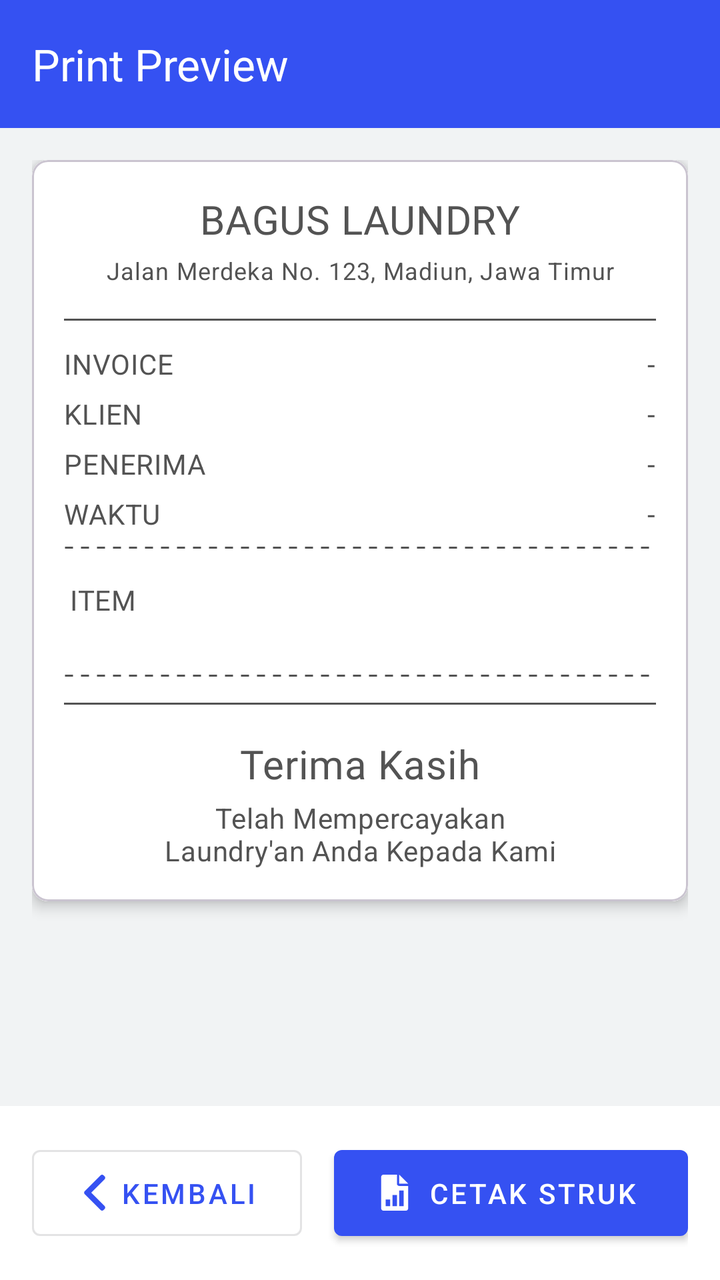
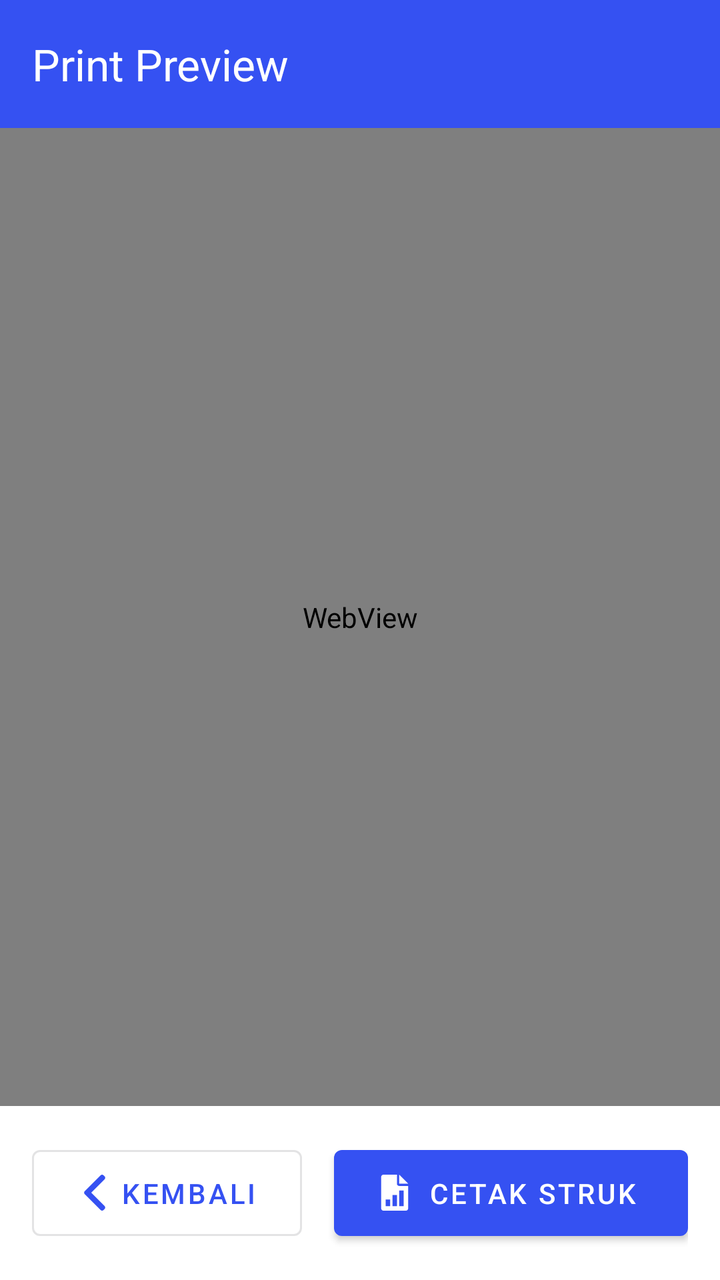

Two renders of the same Android screen: before a commit and after it. Below are the layout's source before the change and the commit's diff.
<!-- AndroidManifest.xml: application theme Theme.BAGUSLAUNDRY -->
<!-- res/layout/fragment_print_preview_rental.xml -->
<?xml version="1.0" encoding="utf-8"?>
<LinearLayout
    xmlns:android="http://schemas.android.com/apk/res/android"
    xmlns:app="http://schemas.android.com/apk/res-auto"
    xmlns:tools="http://schemas.android.com/tools"
    android:layout_width="match_parent"
    android:layout_height="match_parent"
    android:orientation="vertical"
    android:background="@color/white"
    tools:context=".ui.user.transaksi_rental.PrintPreviewRentalFragment">

    <com.google.android.material.appbar.AppBarLayout
        android:layout_width="match_parent"
        android:layout_height="wrap_content">

        <com.google.android.material.appbar.MaterialToolbar
            android:id="@+id/toolbar"
            android:layout_width="match_parent"
            android:layout_height="?attr/actionBarSize"
            android:background="?attr/colorPrimary"
            app:title="Print Preview"
            app:navigationIconTint="@color/white"
            app:titleTextColor="?attr/colorOnPrimary"/>
    </com.google.android.material.appbar.AppBarLayout>

    <FrameLayout
        android:layout_width="match_parent"
        android:layout_height="0dp"
        android:layout_weight="1">

        <ScrollView
            android:id="@+id/scrollView"
            android:layout_width="match_parent"
            android:layout_height="match_parent"
            android:background="@color/background"
            android:padding="16dp">

            <com.google.android.material.card.MaterialCardView
                android:id="@+id/receipt_card"
                android:layout_width="match_parent"
                android:layout_height="wrap_content"
                android:layout_gravity="center_horizontal"
                app:cardCornerRadius="8dp"
                app:cardElevation="4dp"
                app:cardBackgroundColor="@color/white">

                <include
                    android:id="@+id/receipt_layout_include"
                    layout="@layout/layout_reciept_preview_rental"/>
            </com.google.android.material.card.MaterialCardView>
        </ScrollView>

        <ProgressBar
            android:id="@+id/progressBar"
            android:layout_width="wrap_content"
            android:layout_height="wrap_content"
            android:layout_gravity="center"
            android:visibility="gone"
            android:indeterminateTint="@color/blue500"
            android:layout_margin="16dp"/>
    </FrameLayout>

    <LinearLayout
        android:layout_width="match_parent"
        android:layout_height="wrap_content"
        android:gravity="center_vertical"
        android:orientation="horizontal"
        android:paddingHorizontal="16dp"
        android:paddingTop="16dp"
        android:paddingBottom="16dp">

        <com.google.android.material.button.MaterialButton
            android:id="@+id/back_button"
            style="@style/Widget.MaterialComponents.Button.OutlinedButton"
            android:layout_width="0dp"
            android:layout_height="wrap_content"
            android:layout_marginEnd="8dp"
            android:layout_weight="1.3"
            android:paddingVertical="12dp"
            android:text="Kembali"
            app:icon="@drawable/back"
            app:iconGravity="textStart" />

        <com.google.android.material.button.MaterialButton
            android:id="@+id/print_button"
            style="@style/Widget.MaterialComponents.Button.Icon"
            android:layout_width="0dp"
            android:layout_height="wrap_content"
            android:layout_marginStart="8dp"
            android:layout_weight="1.7"
            android:paddingVertical="12dp"
            android:text="Cetak Struk"
            app:icon="@drawable/report"
            app:iconGravity="textStart" />

    </LinearLayout>

</LinearLayout>
<!-- res/layout/layout_reciept_preview_rental.xml (included above) -->
<?xml version="1.0" encoding="utf-8"?>
<ScrollView xmlns:android="http://schemas.android.com/apk/res/android"
    xmlns:tools="http://schemas.android.com/tools"
    android:layout_width="match_parent"
    android:layout_height="wrap_content"
    android:background="@color/white"
    android:padding="16dp"> <LinearLayout
        android:layout_width="match_parent"
        android:layout_height="wrap_content"
        android:orientation="vertical"
        android:fontFamily="@font/inter">

        <TextView
            android:id="@+id/text_store_name"
            android:layout_width="match_parent"
            android:layout_height="wrap_content"
            android:text="BAGUS LAUNDRY"
            android:gravity="center"
            android:textAppearance="?attr/textAppearanceHeadline6"
            android:textColor="@color/gray900"
            android:fontFamily="@font/inter_bold"
            android:layout_marginBottom="4dp" />

        <TextView
            android:id="@+id/text_store_address"
            android:layout_width="match_parent"
            android:layout_height="wrap_content"
            android:text="Jalan Merdeka No. 123, Madiun, Jawa Timur"
            android:gravity="center"
            android:textAppearance="?attr/textAppearanceCaption"
            android:textColor="@color/gray900"
            android:layout_marginBottom="16dp" />

        <View
            android:layout_width="match_parent"
            android:layout_height="1dp"
            android:background="@color/gray900"
            android:layout_marginBottom="12dp" />

        <LinearLayout
            android:layout_width="match_parent"
            android:layout_height="wrap_content"
            android:orientation="horizontal"
            android:layout_marginBottom="6dp">
            <TextView
                android:layout_width="0dp"
                android:layout_height="wrap_content"
                android:layout_weight="1"
                android:text="INVOICE"
                android:textAppearance="?attr/textAppearanceBody2"
                android:textColor="@color/gray900" />
            <TextView
                android:id="@+id/text_invoice_number"
                android:layout_width="wrap_content"
                android:layout_height="wrap_content"
                android:text="-"
                android:textAppearance="?attr/textAppearanceBody2"
                android:textColor="@color/gray900"
                android:fontFamily="@font/inter_semibold"/>
        </LinearLayout>

        <LinearLayout
            android:layout_width="match_parent"
            android:layout_height="wrap_content"
            android:orientation="horizontal"
            android:layout_marginBottom="6dp">
            <TextView
                android:layout_width="0dp"
                android:layout_height="wrap_content"
                android:layout_weight="1"
                android:text="KLIEN"
                android:textAppearance="?attr/textAppearanceBody2"
                android:textColor="@color/gray900" />
            <TextView
                android:id="@+id/text_client_name"
                android:layout_width="wrap_content"
                android:layout_height="wrap_content"
                android:text="-"
                android:textAppearance="?attr/textAppearanceBody2"
                android:textColor="@color/gray900"
                android:fontFamily="@font/inter_semibold"/>
        </LinearLayout>
    <LinearLayout
            android:layout_width="match_parent"
            android:layout_height="wrap_content"
            android:orientation="horizontal"
            android:layout_marginBottom="6dp">
            <TextView
                android:layout_width="0dp"
                android:layout_height="wrap_content"
                android:layout_weight="1"
                android:text="PENERIMA"
                android:textAppearance="?attr/textAppearanceBody2"
                android:textColor="@color/gray900" />
            <TextView
                android:id="@+id/text_penerima"
                android:layout_width="wrap_content"
                android:layout_height="wrap_content"
                android:text="-"
                android:textAppearance="?attr/textAppearanceBody2"
                android:textColor="@color/gray900"
                android:fontFamily="@font/inter_semibold"/>
        </LinearLayout>

        <LinearLayout
            android:layout_width="match_parent"
            android:layout_height="wrap_content"
            android:orientation="horizontal"
            android:layout_marginBottom="6dp">
            <TextView
                android:layout_width="0dp"
                android:layout_height="wrap_content"
                android:layout_weight="1"
                android:text="WAKTU "
                android:textAppearance="?attr/textAppearanceBody2"
                android:textColor="@color/gray900" />
            <TextView
                android:id="@+id/text_order_date"
                android:layout_width="wrap_content"
                android:layout_height="wrap_content"
                android:text="-"
                android:textAppearance="?attr/textAppearanceBody2"
                android:textColor="@color/gray900" />
        </LinearLayout>

    <View
            android:layout_width="match_parent"
            android:layout_height="3dp"
            android:background="@drawable/dashed_line"
            android:layout_marginBottom="12dp" />

        <LinearLayout
            android:layout_width="match_parent"
            android:layout_height="wrap_content"
            android:orientation="horizontal"
            android:layout_marginBottom="8dp"
            android:paddingBottom="4dp">
            <TextView
                android:layout_width="0dp"
                android:layout_height="wrap_content"
                android:layout_weight="3"
                android:text="ITEM "
                android:padding="3dp"
                android:textAppearance="?attr/textAppearanceBody2"
                android:textColor="@color/gray900"
                android:fontFamily="@font/inter_semibold"/>
        </LinearLayout>

        <LinearLayout
            android:id="@+id/layout_item_list"
            android:layout_width="match_parent"
            android:layout_height="wrap_content"
            android:orientation="vertical"
            android:layout_marginBottom="12dp">
            </LinearLayout>

        <View
            android:layout_width="match_parent"
            android:layout_height="3dp"
            android:background="@drawable/dashed_line"
            android:layout_marginBottom="12dp" />

    <LinearLayout
            android:id="@+id/layout_notes"
            android:layout_width="match_parent"
            android:layout_height="wrap_content"
            android:orientation="vertical"
            android:layout_marginBottom="20dp"
            android:visibility="gone">

            <TextView
                android:id="@+id/text_notes_label"
                android:layout_width="match_parent"
                android:layout_height="wrap_content"
                android:text="CATATAN"
                android:textAppearance="?attr/textAppearanceBody2"
                android:textColor="@color/gray900"
                android:fontFamily="@font/inter_semibold"
                android:layout_marginBottom="4dp"/>

            <TextView
                android:id="@+id/text_notes"
                android:layout_width="match_parent"
                android:layout_height="wrap_content"
                android:text="-"
                android:textAppearance="?attr/textAppearanceBody2"
                android:textColor="@color/gray900"
                android:padding="5dp"/>

        </LinearLayout>

        <View
            android:layout_width="match_parent"
            android:layout_height="1dp"
            android:background="@color/gray900"
            android:layout_marginBottom="16dp" />

        <TextView
            android:layout_width="match_parent"
            android:layout_height="wrap_content"
            android:text="Terima Kasih"
            android:gravity="center"
            android:textAppearance="?attr/textAppearanceHeadline6"
            android:textColor="@color/gray900"
            android:fontFamily="@font/inter_bold"
            android:layout_marginBottom="4dp" />

        <TextView
            android:layout_width="match_parent"
            android:layout_height="wrap_content"
            android:text="Telah Mempercayakan\nLaundry'an Anda Kepada Kami"
            android:gravity="center"
            android:textAppearance="?attr/textAppearanceBody2"
            android:textColor="@color/gray900"
            android:fontStyle="italic" />

    </LinearLayout>
</ScrollView>
<!-- resources referenced by this layout -->
<resources>
  <color name="background">#F1F3F4</color>
  <color name="blue500">#5596FB</color>
  <color name="gray900">#535353</color>
  <color name="white">#FFFFFF</color>
  <!-- drawable back (drawable) -->
  <vector xmlns:android="http://schemas.android.com/apk/res/android"
      android:width="512dp"
      android:height="512dp"
      android:viewportWidth="492"
      android:viewportHeight="492">
    <path
        android:pathData="M198.61,246.1 L382.66,62.04c5.07,-5.06 7.86,-11.82 7.86,-19.02 0,-7.21 -2.79,-13.97 -7.86,-19.03l-16.13,-16.12C361.48,2.79 354.71,0 347.5,0s-13.96,2.79 -19.03,7.86L109.33,227.01c-5.08,5.08 -7.87,11.87 -7.85,19.08 -0.02,7.25 2.76,14.03 7.85,19.11l218.94,218.93c5.06,5.07 11.82,7.86 19.03,7.86 7.21,0 13.96,-2.79 19.03,-7.86l16.12,-16.12c10.49,-10.49 10.49,-27.57 0,-38.06L198.61,246.1z"
        android:fillColor="#283954"/>
  </vector>
  <!-- drawable dashed_line (drawable) -->
  <?xml version="1.0" encoding="utf-8"?>
  <shape xmlns:android="http://schemas.android.com/apk/res/android"
      android:shape="line">
      <stroke
          android:width="1dp"
          android:color="@color/gray900"
          android:dashWidth="4dp"
          android:dashGap="4dp" />
  </shape>
  <!-- drawable report (drawable) -->
  <vector xmlns:android="http://schemas.android.com/apk/res/android"
      android:width="512dp"
      android:height="512dp"
      android:viewportWidth="512"
      android:viewportHeight="512">
    <path
        android:pathData="M320,0v128h128z"
        android:fillColor="#4472ff"/>
    <path
        android:pathData="M320,160c-17.63,0 -32,-14.37 -32,-32L288,0L96,0C78.37,0 64,14.37 64,32v448c0,17.66 14.37,32 32,32h320c17.66,0 32,-14.34 32,-32L448,160L320,160zM192,448h-64v-96h64v96zM288,448h-64L224,288h64v160zM384,448h-64L320,224h64v224z"
        android:fillColor="#4472ff"/>
  </vector>
  <style name="Theme.BAGUSLAUNDRY" parent="Base.Theme.BAGUSLAUNDRY" />
  <style name="Base.Theme.BAGUSLAUNDRY" parent="Theme.Material3.Light.NoActionBar">
          
          <item name="colorPrimary">@color/primary</item>
           <item name="colorAccent">@color/secondary</item>
      </style>
  <color name="primary">#3551F2</color>
  <color name="secondary">#536AF4</color>
</resources>

<!-- the commit's change to res/layout/fragment_print_preview_rental.xml (unified diff, before → after) -->
@@ -1,13 +1,10 @@
 <?xml version="1.0" encoding="utf-8"?>
-<LinearLayout
-    xmlns:android="http://schemas.android.com/apk/res/android"
+<LinearLayout xmlns:android="http://schemas.android.com/apk/res/android"
     xmlns:app="http://schemas.android.com/apk/res-auto"
-    xmlns:tools="http://schemas.android.com/tools"
     android:layout_width="match_parent"
     android:layout_height="match_parent"
-    android:orientation="vertical"
     android:background="@color/white"
-    tools:context=".ui.user.transaksi_rental.PrintPreviewRentalFragment">
+    android:orientation="vertical">
 
     <com.google.android.material.appbar.AppBarLayout
         android:layout_width="match_parent"
@@ -19,45 +16,31 @@
             android:layout_height="?attr/actionBarSize"
             android:background="?attr/colorPrimary"
             app:title="Print Preview"
-            app:navigationIconTint="@color/white"
-            app:titleTextColor="?attr/colorOnPrimary"/>
+            app:titleTextColor="?attr/colorOnPrimary" />
     </com.google.android.material.appbar.AppBarLayout>
+
 
     <FrameLayout
         android:layout_width="match_parent"
         android:layout_height="0dp"
         android:layout_weight="1">
 
-        <ScrollView
-            android:id="@+id/scrollView"
-            android:layout_width="match_parent"
-            android:layout_height="match_parent"
-            android:background="@color/background"
-            android:padding="16dp">
+        <WebView
+        android:id="@+id/receiptWebView"
+        android:layout_width="match_parent"
+        android:layout_height="match_parent"
+        android:layout_weight="1"
+        android:background="#FFFFFF" />
 
-            <com.google.android.material.card.MaterialCardView
-                android:id="@+id/receipt_card"
-                android:layout_width="match_parent"
-                android:layout_height="wrap_content"
-                android:layout_gravity="center_horizontal"
-                app:cardCornerRadius="8dp"
-                app:cardElevation="4dp"
-                app:cardBackgroundColor="@color/white">
-
-                <include
-                    android:id="@+id/receipt_layout_include"
-                    layout="@layout/layout_reciept_preview_rental"/>
-            </com.google.android.material.card.MaterialCardView>
-        </ScrollView>
-
+        
         <ProgressBar
             android:id="@+id/progressBar"
             android:layout_width="wrap_content"
             android:layout_height="wrap_content"
             android:layout_gravity="center"
-            android:visibility="gone"
+            android:layout_margin="16dp"
             android:indeterminateTint="@color/blue500"
-            android:layout_margin="16dp"/>
+            android:visibility="gone" />
     </FrameLayout>
 
     <LinearLayout
@@ -96,222 +79,3 @@
     </LinearLayout>
 
 </LinearLayout>
-<!-- res/layout/layout_reciept_preview_rental.xml (included above) -->
-<?xml version="1.0" encoding="utf-8"?>
-<ScrollView xmlns:android="http://schemas.android.com/apk/res/android"
-    xmlns:tools="http://schemas.android.com/tools"
-    android:layout_width="match_parent"
-    android:layout_height="wrap_content"
-    android:background="@color/white"
-    android:padding="16dp"> <LinearLayout
-        android:layout_width="match_parent"
-        android:layout_height="wrap_content"
-        android:orientation="vertical"
-        android:fontFamily="@font/inter">
-
-        <TextView
-            android:id="@+id/text_store_name"
-            android:layout_width="match_parent"
-            android:layout_height="wrap_content"
-            android:text="BAGUS LAUNDRY"
-            android:gravity="center"
-            android:textAppearance="?attr/textAppearanceHeadline6"
-            android:textColor="@color/gray900"
-            android:fontFamily="@font/inter_bold"
-            android:layout_marginBottom="4dp" />
-
-        <TextView
-            android:id="@+id/text_store_address"
-            android:layout_width="match_parent"
-            android:layout_height="wrap_content"
-            android:text="Jalan Merdeka No. 123, Madiun, Jawa Timur"
-            android:gravity="center"
-            android:textAppearance="?attr/textAppearanceCaption"
-            android:textColor="@color/gray900"
-            android:layout_marginBottom="16dp" />
-
-        <View
-            android:layout_width="match_parent"
-            android:layout_height="1dp"
-            android:background="@color/gray900"
-            android:layout_marginBottom="12dp" />
-
-        <LinearLayout
-            android:layout_width="match_parent"
-            android:layout_height="wrap_content"
-            android:orientation="horizontal"
-            android:layout_marginBottom="6dp">
-            <TextView
-                android:layout_width="0dp"
-                android:layout_height="wrap_content"
-                android:layout_weight="1"
-                android:text="INVOICE"
-                android:textAppearance="?attr/textAppearanceBody2"
-                android:textColor="@color/gray900" />
-            <TextView
-                android:id="@+id/text_invoice_number"
-                android:layout_width="wrap_content"
-                android:layout_height="wrap_content"
-                android:text="-"
-                android:textAppearance="?attr/textAppearanceBody2"
-                android:textColor="@color/gray900"
-                android:fontFamily="@font/inter_semibold"/>
-        </LinearLayout>
-
-        <LinearLayout
-            android:layout_width="match_parent"
-            android:layout_height="wrap_content"
-            android:orientation="horizontal"
-            android:layout_marginBottom="6dp">
-            <TextView
-                android:layout_width="0dp"
-                android:layout_height="wrap_content"
-                android:layout_weight="1"
-                android:text="KLIEN"
-                android:textAppearance="?attr/textAppearanceBody2"
-                android:textColor="@color/gray900" />
-            <TextView
-                android:id="@+id/text_client_name"
-                android:layout_width="wrap_content"
-                android:layout_height="wrap_content"
-                android:text="-"
-                android:textAppearance="?attr/textAppearanceBody2"
-                android:textColor="@color/gray900"
-                android:fontFamily="@font/inter_semibold"/>
-        </LinearLayout>
-    <LinearLayout
-            android:layout_width="match_parent"
-            android:layout_height="wrap_content"
-            android:orientation="horizontal"
-            android:layout_marginBottom="6dp">
-            <TextView
-                android:layout_width="0dp"
-                android:layout_height="wrap_content"
-                android:layout_weight="1"
-                android:text="PENERIMA"
-                android:textAppearance="?attr/textAppearanceBody2"
-                android:textColor="@color/gray900" />
-            <TextView
-                android:id="@+id/text_penerima"
-                android:layout_width="wrap_content"
-                android:layout_height="wrap_content"
-                android:text="-"
-                android:textAppearance="?attr/textAppearanceBody2"
-                android:textColor="@color/gray900"
-                android:fontFamily="@font/inter_semibold"/>
-        </LinearLayout>
-
-        <LinearLayout
-            android:layout_width="match_parent"
-            android:layout_height="wrap_content"
-            android:orientation="horizontal"
-            android:layout_marginBottom="6dp">
-            <TextView
-                android:layout_width="0dp"
-                android:layout_height="wrap_content"
-                android:layout_weight="1"
-                android:text="WAKTU "
-                android:textAppearance="?attr/textAppearanceBody2"
-                android:textColor="@color/gray900" />
-            <TextView
-                android:id="@+id/text_order_date"
-                android:layout_width="wrap_content"
-                android:layout_height="wrap_content"
-                android:text="-"
-                android:textAppearance="?attr/textAppearanceBody2"
-                android:textColor="@color/gray900" />
-        </LinearLayout>
-
-    <View
-            android:layout_width="match_parent"
-            android:layout_height="3dp"
-            android:background="@drawable/dashed_line"
-            android:layout_marginBottom="12dp" />
-
-        <LinearLayout
-            android:layout_width="match_parent"
-            android:layout_height="wrap_content"
-            android:orientation="horizontal"
-            android:layout_marginBottom="8dp"
-            android:paddingBottom="4dp">
-            <TextView
-                android:layout_width="0dp"
-                android:layout_height="wrap_content"
-                android:layout_weight="3"
-                android:text="ITEM "
-                android:padding="3dp"
-                android:textAppearance="?attr/textAppearanceBody2"
-                android:textColor="@color/gray900"
-                android:fontFamily="@font/inter_semibold"/>
-        </LinearLayout>
-
-        <LinearLayout
-            android:id="@+id/layout_item_list"
-            android:layout_width="match_parent"
-            android:layout_height="wrap_content"
-            android:orientation="vertical"
-            android:layout_marginBottom="12dp">
-            </LinearLayout>
-
-        <View
-            android:layout_width="match_parent"
-            android:layout_height="3dp"
-            android:background="@drawable/dashed_line"
-            android:layout_marginBottom="12dp" />
-
-    <LinearLayout
-            android:id="@+id/layout_notes"
-            android:layout_width="match_parent"
-            android:layout_height="wrap_content"
-            android:orientation="vertical"
-            android:layout_marginBottom="20dp"
-            android:visibility="gone">
-
-            <TextView
-                android:id="@+id/text_notes_label"
-                android:layout_width="match_parent"
-                android:layout_height="wrap_content"
-                android:text="CATATAN"
-                android:textAppearance="?attr/textAppearanceBody2"
-                android:textColor="@color/gray900"
-                android:fontFamily="@font/inter_semibold"
-                android:layout_marginBottom="4dp"/>
-
-            <TextView
-                android:id="@+id/text_notes"
-                android:layout_width="match_parent"
-                android:layout_height="wrap_content"
-                android:text="-"
-                android:textAppearance="?attr/textAppearanceBody2"
-                android:textColor="@color/gray900"
-                android:padding="5dp"/>
-
-        </LinearLayout>
-
-        <View
-            android:layout_width="match_parent"
-            android:layout_height="1dp"
-            android:background="@color/gray900"
-            android:layout_marginBottom="16dp" />
-
-        <TextView
-            android:layout_width="match_parent"
-            android:layout_height="wrap_content"
-            android:text="Terima Kasih"
-            android:gravity="center"
-            android:textAppearance="?attr/textAppearanceHeadline6"
-            android:textColor="@color/gray900"
-            android:fontFamily="@font/inter_bold"
-            android:layout_marginBottom="4dp" />
-
-        <TextView
-            android:layout_width="match_parent"
-            android:layout_height="wrap_content"
-            android:text="Telah Mempercayakan\nLaundry'an Anda Kepada Kami"
-            android:gravity="center"
-            android:textAppearance="?attr/textAppearanceBody2"
-            android:textColor="@color/gray900"
-            android:fontStyle="italic" />
-
-    </LinearLayout>
-</ScrollView>
<!-- resource entries referenced after the edit -->
@@ -1,8 +1,6 @@
 <!-- resources referenced by this layout -->
 <resources>
-  <color name="background">#F1F3F4</color>
   <color name="blue500">#5596FB</color>
-  <color name="gray900">#535353</color>
   <color name="white">#FFFFFF</color>
   <!-- drawable back (drawable) -->
   <vector xmlns:android="http://schemas.android.com/apk/res/android"
@@ -14,16 +12,6 @@
         android:pathData="M198.61,246.1 L382.66,62.04c5.07,-5.06 7.86,-11.82 7.86,-19.02 0,-7.21 -2.79,-13.97 -7.86,-19.03l-16.13,-16.12C361.48,2.79 354.71,0 347.5,0s-13.96,2.79 -19.03,7.86L109.33,227.01c-5.08,5.08 -7.87,11.87 -7.85,19.08 -0.02,7.25 2.76,14.03 7.85,19.11l218.94,218.93c5.06,5.07 11.82,7.86 19.03,7.86 7.21,0 13.96,-2.79 19.03,-7.86l16.12,-16.12c10.49,-10.49 10.49,-27.57 0,-38.06L198.61,246.1z"
         android:fillColor="#283954"/>
   </vector>
-  <!-- drawable dashed_line (drawable) -->
-  <?xml version="1.0" encoding="utf-8"?>
-  <shape xmlns:android="http://schemas.android.com/apk/res/android"
-      android:shape="line">
-      <stroke
-          android:width="1dp"
-          android:color="@color/gray900"
-          android:dashWidth="4dp"
-          android:dashGap="4dp" />
-  </shape>
   <!-- drawable report (drawable) -->
   <vector xmlns:android="http://schemas.android.com/apk/res/android"
       android:width="512dp"
